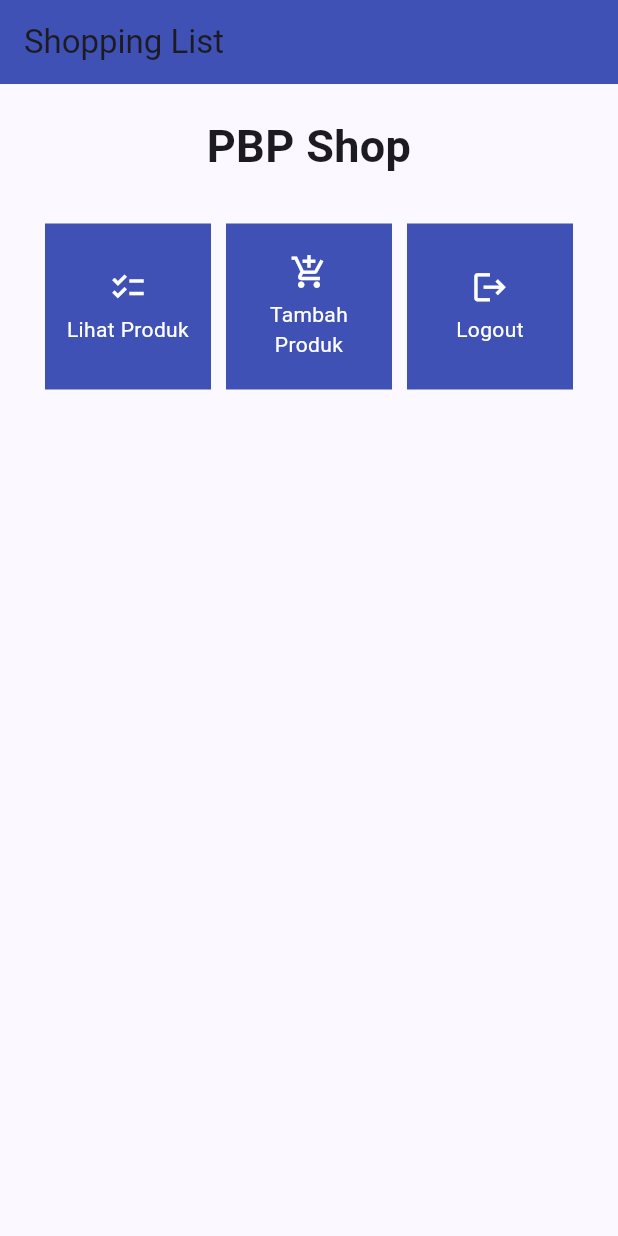
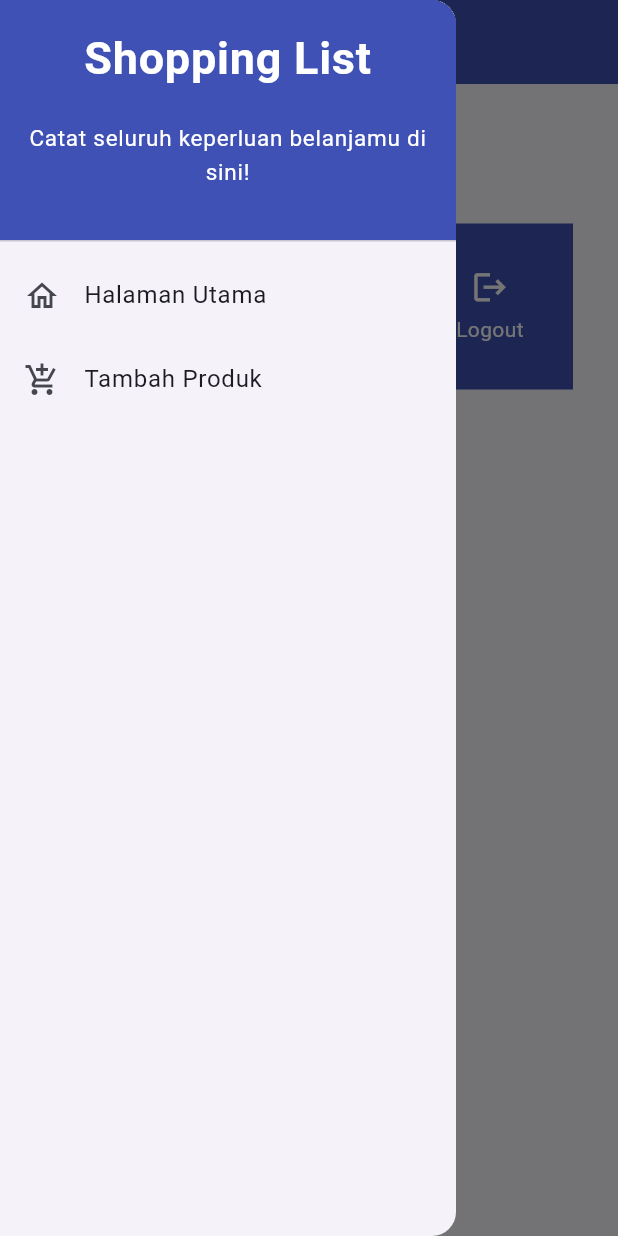
Before and after one commit to Vv-kK/shopping-list-mobile, a Flutter app: the screen it shows after launch, with the side drawer open (before the commit the screen has no drawer), on a phone screen of 412 x 824 dp. Run offline on Flutter 3.47's test engine with Material 2 defaults, Android fonts, the phone set to English and light mode, and no system bars.

Commit message:
Mengerjakan tutorial 7

```diff
--- a/lib/main.dart
+++ b/lib/main.dart
@@ -1,5 +1,5 @@
 import 'package:flutter/material.dart';
-import 'package:shopping_list/menu.dart';
+import 'package:shopping_list/screens/menu.dart';
 
 void main() {
   runApp(const MyApp());
--- a/lib/menu.dart
+++ b/lib/screens/menu.dart
@@ -1,4 +1,7 @@
 import 'package:flutter/material.dart';
+import 'package:shopping_list/widgets/left_drawer.dart';
+import 'package:shopping_list/screens/shoplist_form.dart';
+import 'package:shopping_list/widgets/shop_card.dart';
 
 class MyHomePage extends StatelessWidget {
   MyHomePage({Key? key}) : super(key: key);
@@ -12,6 +15,7 @@ class MyHomePage extends StatelessWidget {
         ),
         backgroundColor: Colors.indigo,
       ),
+      drawer: const LeftDrawer(),
       body: SingleChildScrollView(
         // Widget wrapper yang dapat discroll
         child: Padding(
@@ -92,6 +96,13 @@ class ShopCard extends StatelessWidget {
             ..hideCurrentSnackBar()
             ..showSnackBar(SnackBar(
                 content: Text("Kamu telah menekan tombol ${item.name}!")));
+
+          // Navigate ke route yang sesuai (tergantung jenis tombol)
+          if (item.name == "Tambah Produk") {
+            // TODO: Gunakan Navigator.push untuk melakukan navigasi ke MaterialPageRoute yang mencakup ShopFormPage.
+            Navigator.push(context,
+            MaterialPageRoute(builder: (context) => const ShopFormPage()));
+          }
         },
         child: Container(
           // Container untuk menyimpan Icon dan Text
--- /dev/null
+++ b/lib/widgets/left_drawer.dart
@@ -0,0 +1,72 @@
+import 'package:flutter/material.dart';
+import 'package:shopping_list/screens/menu.dart';
+// DONE TODO: Impor halaman ShopFormPage jika sudah dibuat
+import 'package:shopping_list/screens/shoplist_form.dart';
+
+class LeftDrawer extends StatelessWidget {
+  const LeftDrawer({super.key});
+
+  @override
+  Widget build(BuildContext context) {
+    return Drawer(
+      child: ListView(
+        children: [
+          const DrawerHeader(
+            // TODO: Bagian drawer header DONE
+            decoration: BoxDecoration(
+                color: Colors.indigo,
+            ),
+            child: Column(
+                children: [
+                Text(
+                    'Shopping List',
+                    textAlign: TextAlign.center,
+                    style: TextStyle(
+                    fontSize: 30,
+                    fontWeight: FontWeight.bold,
+                    color: Colors.white,
+                    ),
+                ),
+                Padding(padding: EdgeInsets.all(10)),
+                Text("Catat seluruh keperluan belanjamu di sini!",
+                    // DONE TODO: Tambahkan gaya teks dengan center alignment, font ukuran 15, warna putih, dan weight biasa
+                    textAlign: TextAlign.center,
+                    style: const TextStyle(color: Colors.white, fontSize: 15),
+                    ),
+                ],
+            ),
+            ),
+          // TODO: Bagian routing DONE
+          ListTile(
+          leading: const Icon(Icons.home_outlined),
+          title: const Text('Halaman Utama'),
+          // Bagian redirection ke MyHomePage
+          onTap: () {
+              Navigator.pushReplacement(
+                  context,
+                  MaterialPageRoute(
+                  builder: (context) => MyHomePage(),
+                  ));
+          },
+          ),
+          ListTile(
+          leading: const Icon(Icons.add_shopping_cart),
+          title: const Text('Tambah Produk'),
+          // Bagian redirection ke ShopFormPage
+          onTap: () {
+              /*
+              TODO: Buatlah routing ke ShopFormPage di sini,
+              setelah halaman ShopFormPage sudah dibuat.
+              */
+              Navigator.pushReplacement(
+                  context,
+                  MaterialPageRoute(
+                  builder: (context) => ShopFormPage(),
+                  ));
+          },
+        ),
+        ],
+      ),
+    );
+  }
+}
--- /dev/null
+++ b/lib/widgets/shop_card.dart
@@ -0,0 +1 @@
+import 'package:shopping_list/screens/shoplist_form.dart';
```
Also changed, not shown: lib/screens/shoplist_form.dart (added, +166 -0 lines).
